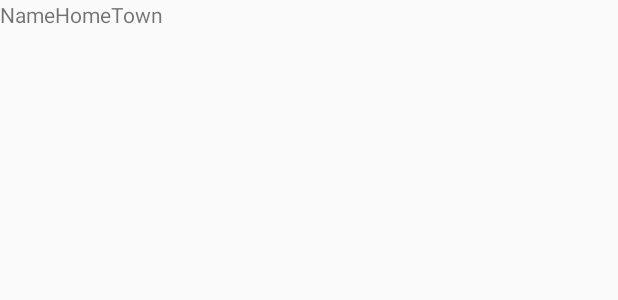
After one commit to DILIPSKUMAR1410/frapp, an Android app: the layout item_user.xml on its own in the app's theme, with its tools: preview values and no code run, on a phone screen of 412 x 824 dp. The commit adds this screen. Shown: the top 300 px of the screen. Run offline under Robolectric (Android 15) with nearby library versions, the phone set to English and light mode, and no system bars; network calls fail.

Commit message:
listview adaptor

```diff
--- /dev/null
+++ b/app/src/main/res/layout/item_user.xml
@@ -0,0 +1,15 @@
+<?xml version="1.0" encoding="utf-8"?>
+<LinearLayout xmlns:android="http://schemas.android.com/apk/res/android"
+    android:layout_width="match_parent"
+    android:layout_height="match_parent" >
+    <TextView
+        android:id="@+id/tvName"
+        android:layout_width="wrap_content"
+        android:layout_height="wrap_content"
+        android:text="Name" />
+    <TextView
+        android:id="@+id/tvHome"
+        android:layout_width="wrap_content"
+        android:layout_height="wrap_content"
+        android:text="HomeTown" />
+</LinearLayout>
```
Also changed, not shown: app/src/main/java/com/lytyfy/deviab/RepaymentFragment.java (+26 -4 lines), app/src/main/java/com/lytyfy/deviab/User.java (added, +15 -0 lines), app/src/main/java/com/lytyfy/deviab/UsersAdapter.java (added, +38 -0 lines), app/src/main/res/layout/fragment_repayment.xml (+8 -22 lines).
